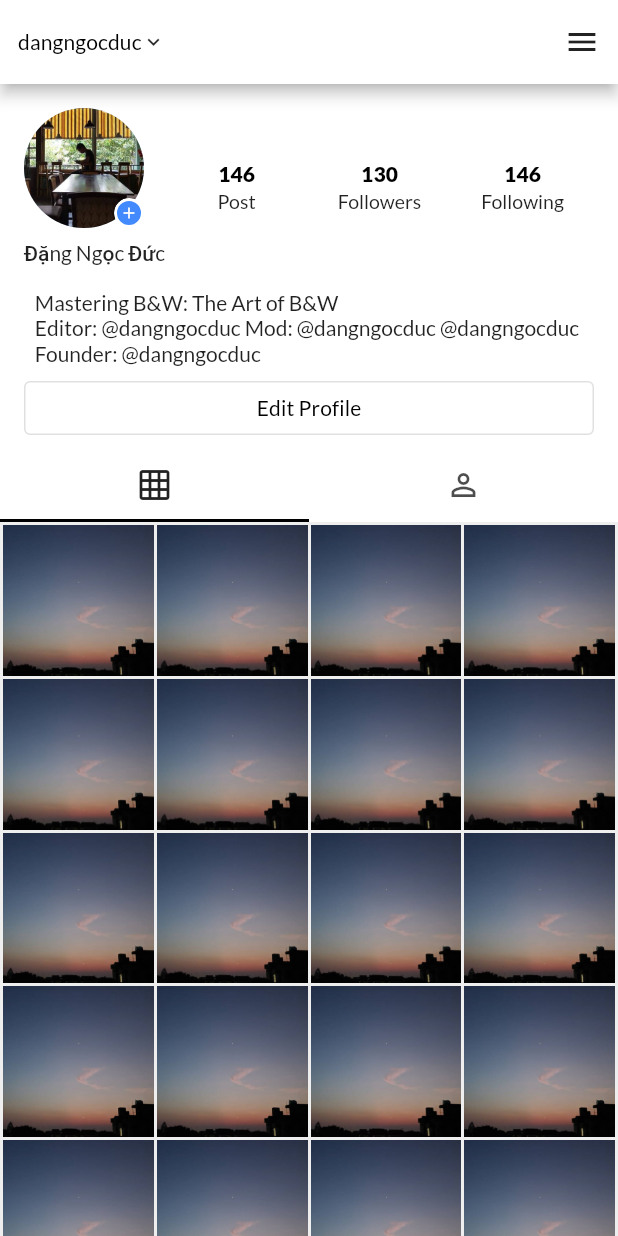
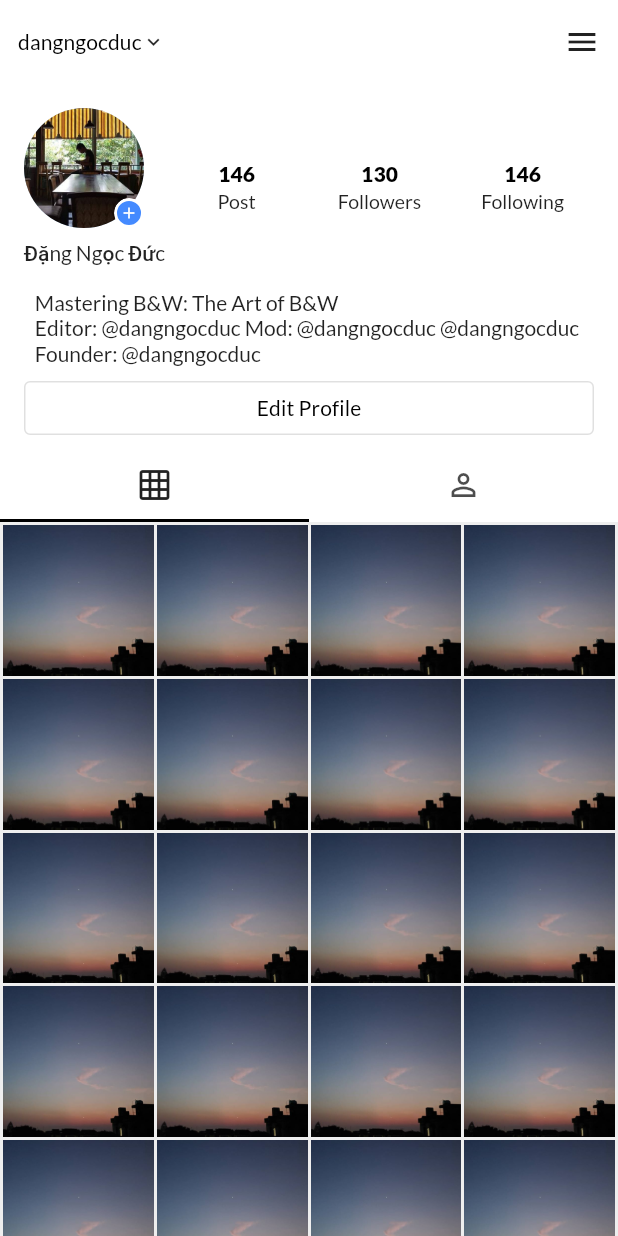
Before and after one commit to dangngocduc/instagram_flutter, a Flutter app: the AccountPage screen opened directly, after a tap on the "menu" icon, on a phone screen of 412 x 824 dp. Run offline on Flutter 3.47's test engine with Material 2 defaults, Android fonts, the phone set to English and light mode, and no system bars; our stand-ins replace flutter_svg, google_fonts, tuple; network calls fail.

```diff
--- a/lib/features/account/account_page.dart
+++ b/lib/features/account/account_page.dart
@@ -1,4 +1,5 @@
 import 'package:flutter/material.dart';
+import 'package:instagramflutter/features/account/app_bar_account.dart';
 import 'package:instagramflutter/features/account/tab_bar_sliver_persistent_header_delegate.dart';
 import 'dart:developer' as developer;
 
@@ -17,40 +18,10 @@ class _AccountPageState extends State<AccountPage> {
     return DefaultTabController(
       length: 2,
       child: Scaffold(
-        appBar: PreferredSize(
-          child: Material(
-            elevation: 4,
-            color: Theme.of(context).primaryColor,
-            child: SafeArea(
-              child: Container(
-                color: Theme.of(context).primaryColor,
-                height: kToolbarHeight,
-                child: Row(
-                  mainAxisAlignment: MainAxisAlignment.spaceBetween,
-                  children: <Widget>[
-                    Container(
-                      padding: EdgeInsets.symmetric(
-                          vertical: 8,
-                          horizontal: 12
-                      ),
-                      child: Row(
-                        children: <Widget>[
-                          Text('dangngocduc', style: Theme.of(context).primaryTextTheme.subtitle2,),
-                          Icon(Icons.keyboard_arrow_down, size: 16,)
-                        ],
-                      ),
-                    ),
-                    IconButton(icon: Icon(Icons.menu), onPressed: (){})
-                  ],
-                ),
-              ),
-            ),
-          ),
-          preferredSize: Size.fromHeight(kToolbarHeight),
-        ),
         body: NestedScrollView(
             headerSliverBuilder: (context, innerBoxIsScrolled) {
               return [
+                AppBarAccount(),
                 SliverToBoxAdapter(
                   child: HeaderAccountWidget(),
                 ),
--- /dev/null
+++ b/lib/features/account/app_bar_account.dart
@@ -0,0 +1,22 @@
+import 'package:flutter/material.dart';
+import 'dart:developer' as developer;
+
+import 'app_bar_account_delegate.dart';
+
+class AppBarAccount extends StatefulWidget {
+  static const ROUTE_NAME = 'AppBarAccount';
+  @override
+  _AppBarAccountState createState() => _AppBarAccountState();
+}
+
+class _AppBarAccountState extends State<AppBarAccount> {
+  static const TAG = 'AppBarAccount';
+  @override
+  Widget build(BuildContext context) {
+    developer.log('build [context]', name: TAG);
+    return SliverPersistentHeader(
+      pinned: true,
+      delegate: AppBarAccountDelegate(MediaQuery.of(context).padding.top),
+    );
+  }
+}
--- /dev/null
+++ b/lib/features/account/app_bar_account_delegate.dart
@@ -0,0 +1,56 @@
+import 'dart:developer' as developer;
+
+import 'package:flutter/cupertino.dart';
+import 'package:flutter/material.dart';
+
+class AppBarAccountDelegate extends SliverPersistentHeaderDelegate {
+  static const TAG = 'AppBarAccount';
+
+  final double topPadding;
+
+  AppBarAccountDelegate(this.topPadding);
+
+  @override
+  Widget build(BuildContext context, double shrinkOffset, bool overlapsContent) {
+    developer.log('build [$context, $shrinkOffset, $overlapsContent]', name: TAG);
+    return Material(
+      color: Theme.of(context).primaryColor,
+      child: Container(
+        height: kToolbarHeight + topPadding,
+        padding: EdgeInsets.only(top: topPadding),
+        child: Row(
+          mainAxisAlignment: MainAxisAlignment.spaceBetween,
+          children: <Widget>[
+            Container(
+              padding: EdgeInsets.symmetric(
+                  vertical: 8,
+                  horizontal: 12
+              ),
+              child: Row(
+                children: <Widget>[
+                  Text('dangngocduc', style: Theme.of(context).primaryTextTheme.subtitle2,),
+                  Icon(Icons.keyboard_arrow_down, size: 16,)
+                ],
+              ),
+            ),
+            IconButton(icon: Icon(Icons.menu), onPressed: (){})
+          ],
+        ),
+      ),
+      elevation: (overlapsContent || (shrinkOffset > maxExtent - minExtent)) ? 4: 0,
+    );
+  }
+
+  @override
+  double get maxExtent => kToolbarHeight + topPadding;
+
+  @override
+  double get minExtent => kToolbarHeight + topPadding;
+
+  @override
+  bool shouldRebuild(SliverPersistentHeaderDelegate oldDelegate) {
+    return true;
+  }
+
+
+}
--- a/lib/features/account/header_account_widget.dart
+++ b/lib/features/account/header_account_widget.dart
@@ -5,6 +5,7 @@ import 'big_avatar_user_widget.dart';
 import 'menu_item_widget.dart';
 
 class HeaderAccountWidget extends StatefulWidget {
+
   static const ROUTE_NAME = 'HeaderAccountWidget';
   @override
   _HeaderAccountWidgetState createState() => _HeaderAccountWidgetState();
--- a/lib/main_design.dart
+++ b/lib/main_design.dart
@@ -1,5 +1,8 @@
 import 'package:flutter/material.dart';
 import 'package:instagramflutter/widgets/story/story_item_widget.dart';
+
+import 'features/explore/explore_page.dart';
+import 'features/story/story_page.dart';
 
 void main() {
   runApp(MyDesignTest());
@@ -15,7 +18,7 @@ class MyDesignTest extends StatelessWidget {
       home: Scaffold(
         body: Container(
           alignment: Alignment.center,
-          child: StoryItemWidget(),
+          child: ExplorePage(),
         ),
       ),
     );
```
Also changed, not shown: lib/application.dart (+16 -1 lines), lib/features/explore/explore_page.dart (added, +33 -0 lines), lib/features/main_page.dart (+35 -29 lines), lib/features/search/search_pages.dart (+7 -1 lines), lib/features/story/content_input_widget.dart (added, +74 -0 lines), lib/features/story/story_page.dart (added, +38 -0 lines), lib/widgets/story/story_item_widget.dart (+8 -1 lines).
